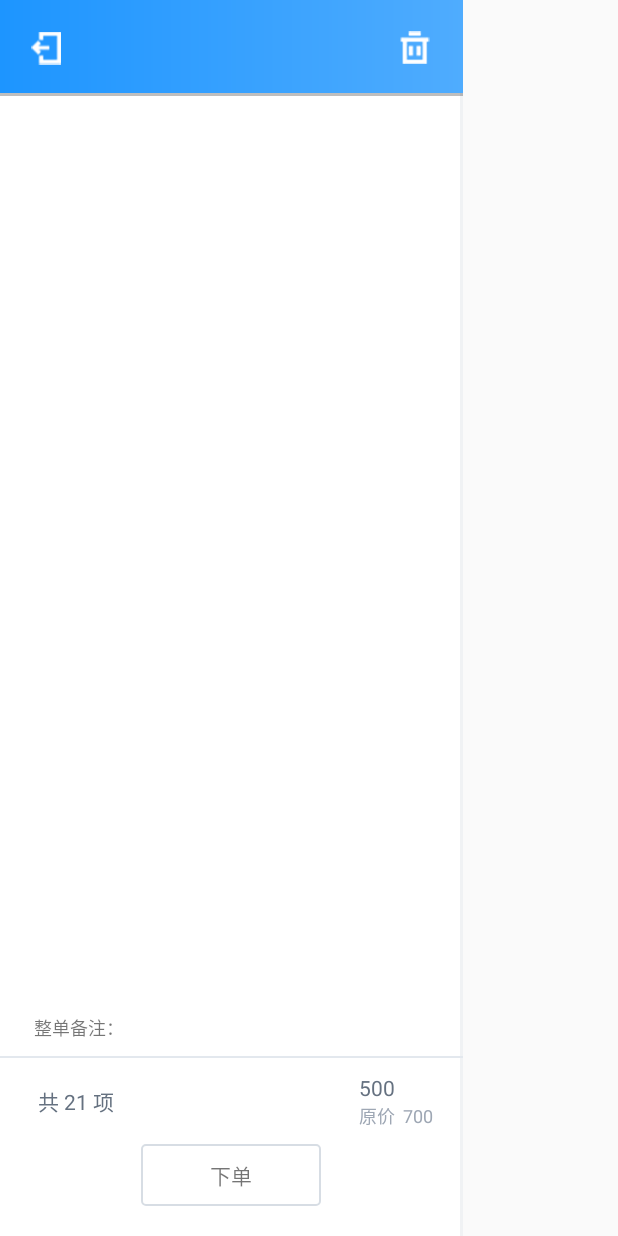
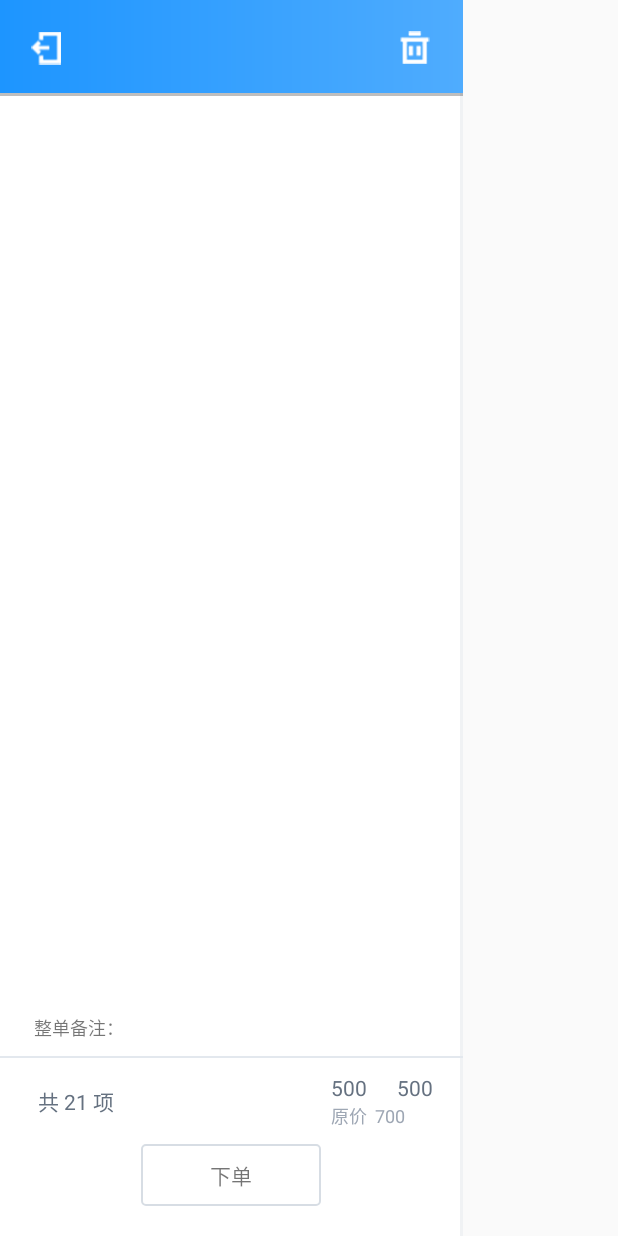
Before and after one commit to zhoulinxue/cashRegister, an Android app: the layout ordersheet_table_left_layout.xml on its own in the app's theme, with its tools: preview values and no code run, on a phone screen of 412 x 824 dp. Run offline under Robolectric (Android 15) with nearby library versions, the phone set to English and light mode, and no system bars.

Commit message:
调整 h5与原生交互

```diff
--- a/app/src/main/java/com/shigoo/cashregister/fragments/OrdersFragment.java
+++ b/app/src/main/java/com/shigoo/cashregister/fragments/OrdersFragment.java
@@ -61,11 +61,6 @@ public class OrdersFragment extends BaseFragment implements onOperateLisenter {
     }
 
     @Override
-    public String getToken() {
-        return SPUtil.getInstance().getString(Param.Keys.TOKEN, "default_token");
-    }
-
-    @Override
     public void initWebview(Request request) {
         InitWebView initWebView = new InitWebView(getToken(), "order");
         webChartView.callback(request, JSONManager.getInstance().toJson(initWebView));
--- a/app/src/main/java/com/shigoo/cashregister/fragments/SettalFragment.java
+++ b/app/src/main/java/com/shigoo/cashregister/fragments/SettalFragment.java
@@ -5,14 +5,12 @@ import android.os.Bundle;
 import android.support.v7.widget.GridLayoutManager;
 import android.support.v7.widget.LinearLayoutManager;
 import android.support.v7.widget.RecyclerView;
-import android.text.TextUtils;
 import android.view.View;
 import android.widget.CheckBox;
 import android.widget.FrameLayout;
 import android.widget.TextView;
 
 import com.chad.library.adapter.base.BaseQuickAdapter;
-import com.shigoo.cashregister.App;
 import com.shigoo.cashregister.R;
 import com.shigoo.cashregister.activitys.NumberInputActivity;
 import com.shigoo.cashregister.activitys.PayMemberLoginActivity;
--- a/app/src/main/java/com/shigoo/cashregister/utils/DishesUtils.java
+++ b/app/src/main/java/com/shigoo/cashregister/utils/DishesUtils.java
@@ -185,11 +185,11 @@ public class DishesUtils {
             salePrice += AppUtil.getFloatFromString(dishesbean.getMaxFavorable().getMoney()).floatValue();
             if ("0".equals(dishesbean.getPay_tag()) || TextUtils.isEmpty(dishesbean.getPay_tag())) {
                 AppLog.print(dishesbean.getDishes_name() + "   未支付");
-                finalyPrice += AppUtil.getFloatFromString(dishesbean.getMinFavorable().getMoney()).floatValue();
                 restPrice+= AppUtil.getFloatFromString(dishesbean.getShowPrice()).floatValue();
             } else {
                 AppLog.print(dishesbean.getDishes_name() + "   已支付");
             }
+            finalyPrice += AppUtil.getFloatFromString(dishesbean.getMinFavorable().getMoney()).floatValue();
         }
         priceList.add(salePrice);
         priceList.add(finalyPrice);
--- a/app/src/main/res/layout/ordersheet_table_left_layout.xml
+++ b/app/src/main/res/layout/ordersheet_table_left_layout.xml
@@ -174,13 +174,28 @@
                         android:layout_marginRight="@dimen/ordersheet_20dp"
                         android:orientation="vertical">
 
-                        <TextView
-                            android:id="@id/ordersheet_dishes_price_tv"
+                        <LinearLayout
                             android:layout_width="wrap_content"
                             android:layout_height="wrap_content"
-                            android:textColor="@color/ordersheet_table_des_color"
-                            android:textSize="@dimen/ordersheet_14sp"
-                            tools:text="500" />
+                            android:orientation="horizontal">
+
+                            <TextView
+                                android:id="@id/ordersheet_dishes_finnaly_tv"
+                                android:layout_width="wrap_content"
+                                android:layout_height="wrap_content"
+                                android:textColor="@color/ordersheet_table_des_color"
+                                android:textSize="@dimen/ordersheet_14sp"
+                                tools:text="500" />
+
+                            <TextView
+                                android:id="@id/ordersheet_dishes_price_tv"
+                                android:layout_width="wrap_content"
+                                android:layout_height="wrap_content"
+                                android:layout_marginLeft="@dimen/ordersheet_20dp"
+                                android:textColor="@color/ordersheet_table_des_color"
+                                android:textSize="@dimen/ordersheet_14sp"
+                                tools:text="500" />
+                        </LinearLayout>
 
                         <TextView
                             android:id="@id/ordersheet_dishes_old_tv"
@@ -241,11 +256,11 @@
                 android:layout_alignParentTop="true"
                 android:gravity="center_horizontal"
                 android:orientation="horizontal"
-                android:visibility="gone"
                 android:paddingLeft="@dimen/ordersheet_60dp"
                 android:paddingTop="@dimen/ordersheet_10dp"
                 android:paddingRight="@dimen/ordersheet_60dp"
-                android:paddingBottom="@dimen/ordersheet_10dp">
+                android:paddingBottom="@dimen/ordersheet_10dp"
+                android:visibility="gone">
 
                 <TextView
                     android:id="@id/cashregister_goods_tv"
--- a/app/src/main/res/values/ids.xml
+++ b/app/src/main/res/values/ids.xml
@@ -427,4 +427,5 @@
     <item name="print_cosume_order" type="id" />
     <item name="fan_jie_zhang_tv" type="id" />
     <item name="back_to_list" type="id" />
+    <item name="ordersheet_dishes_finnaly_tv" type="id" />
 </resources>
--- a/mvplibrary/src/main/java/com/zx/mvplibrary/BaseFragment.java
+++ b/mvplibrary/src/main/java/com/zx/mvplibrary/BaseFragment.java
@@ -130,6 +130,4 @@ public abstract class BaseFragment extends Fragment implements BackHandler {
     public String getToken() {
         return SPUtil.getInstance().getString(Param.Keys.TOKEN, "default_token");
     }
-
-    ;
 }
```
Also changed, not shown: app/src/main/java/com/shigoo/cashregister/customViews/OrderDishMenuListView.java (+6 -3 lines), app/src/main/java/com/shigoo/cashregister/fragments/BooksOffFragment.java (+44 -5 lines), app/src/main/res/layout/bookoff_fragment_layout.xml (added, +15 -0 lines).
